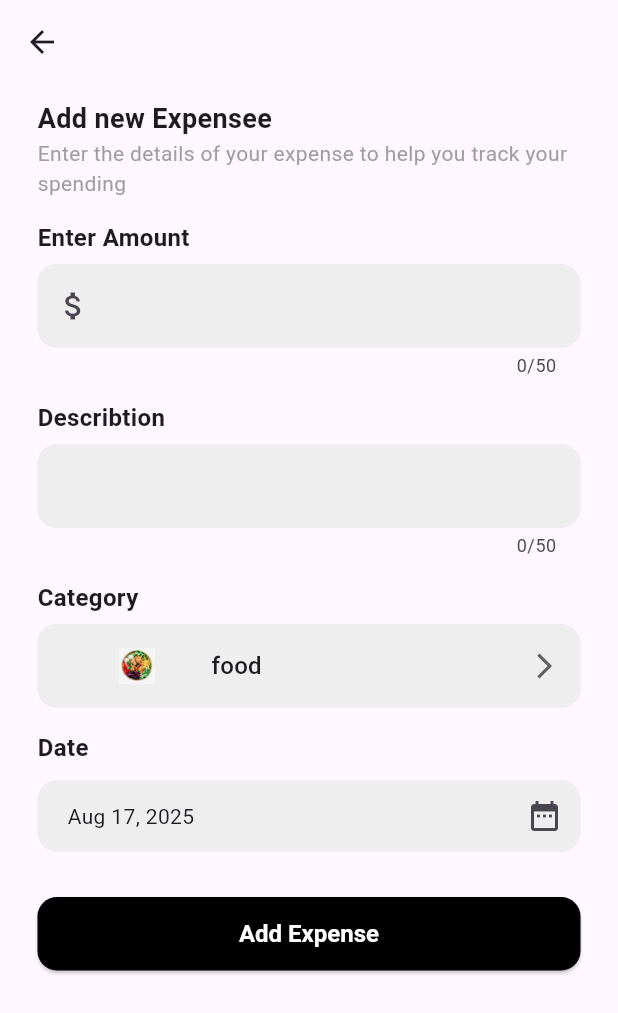
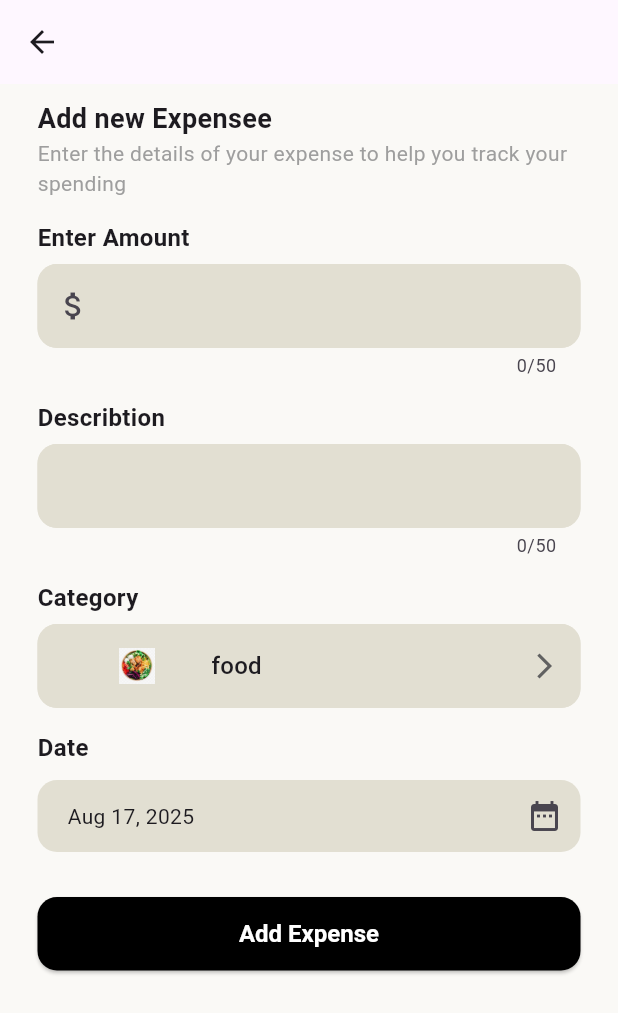
Before and after one commit to nehalElBasel/ExpenseApp, a Flutter app: the screen it shows after launch, after a tap on the "add" icon, on a phone screen of 412 x 824 dp. Shown: the top 1013 px of the screen. Run offline on Flutter 3.47's test engine with Material 3 defaults, Android fonts, the phone set to English and light mode, and no system bars; our stand-ins replace flutter_bloc.

Commit message:
fix colors issue

```diff
--- a/lib/constants/app_colors.dart
+++ b/lib/constants/app_colors.dart
@@ -1,7 +1,14 @@
 import 'package:flutter/material.dart';
 
 class AppCololrs {
-  static const Color formInputFilledColor = Color(
-    0xFFEEEEEE,
-  ); // This is grey.shade200;
+  // static const Color formInputFilledColor = Color(
+  //   0xFFEEEEEE,
+  // ); // This is grey.shade200;
+
+  static const Color formInputFilledColor = Color(0xFFE2DFD2);
+
+  static const Color scafoldBacckgroundColor = Color(0xFFFAF9F6);
+
+  static const homecontainerColor = Colors.black;
+  static final Color? addExpenseSubTitleColor = Colors.grey[700];
 }
--- a/lib/constants/app_styles.dart
+++ b/lib/constants/app_styles.dart
@@ -43,4 +43,15 @@ class AppStyles {
     padding: EdgeInsets.symmetric(vertical: 15),
     shape: RoundedRectangleBorder(borderRadius: BorderRadius.circular(13)),
   );
+
+  static final TextStyle homeCntainerTextStyle = TextStyle(
+    color: AppCololrs.addExpenseSubTitleColor,
+    fontSize: 15,
+  );
+
+  static final TextStyle homeCntainerAmountTextStyle = TextStyle(
+    color: Colors.white,
+    fontSize: 25,
+    fontWeight: FontWeight.bold,
+  );
 }
--- a/lib/main.dart
+++ b/lib/main.dart
@@ -1,3 +1,4 @@
+import 'package:expense_tracker_app/constants/app_colors.dart';
 import 'package:expense_tracker_app/cubit/add_expense_cubit.dart';
 import 'package:expense_tracker_app/cubit/add_expense_states.dart';
 import 'package:expense_tracker_app/cubit/pickup_date_picker_cubit.dart';
@@ -24,6 +25,10 @@ class MyApp extends StatelessWidget {
       ],
       child: MaterialApp(
         title: 'Expense Tracker App',
+        debugShowCheckedModeBanner: false,
+        theme: ThemeData(
+          scaffoldBackgroundColor: AppCololrs.scafoldBacckgroundColor,
+        ),
 
         home: BlocBuilder<AddExpenseCubit, ExpenseStates>(
           builder: (context, state) {
--- a/lib/views/expenses.dart
+++ b/lib/views/expenses.dart
@@ -1,3 +1,5 @@
+import 'package:expense_tracker_app/constants/app_colors.dart';
+import 'package:expense_tracker_app/constants/app_styles.dart';
 import 'package:expense_tracker_app/cubit/add_expense_cubit.dart';
 import 'package:expense_tracker_app/models/expense.dart';
 import 'package:expense_tracker_app/widgets/expenses_list.dart';
@@ -11,7 +13,6 @@ class ExpensesView extends StatelessWidget {
   @override
   Widget build(BuildContext context) {
     return Scaffold(
-      backgroundColor: Color.fromARGB(255, 246, 246, 238),
       appBar: AppBar(
         title: ListTile(
           leading: ClipRRect(
@@ -34,11 +35,7 @@ class ExpensesView extends StatelessWidget {
           ),
         ],
       ),
-      // floatingActionButton: FloatingActionButton.extended(
-      //   label: Text("Add"),
-      //   onPressed: () {},
-      //   icon: Icon(Icons.add),
-      // ),
+
       body: Padding(
         padding: const EdgeInsets.symmetric(vertical: 20, horizontal: 20),
         child: Column(
@@ -48,22 +45,15 @@ class ExpensesView extends StatelessWidget {
               padding: EdgeInsets.all(30),
               // alignment: Alignment.bottomLeft,
               decoration: BoxDecoration(
-                color: Colors.black,
+                color: AppCololrs.homecontainerColor,
                 borderRadius: BorderRadius.circular(20),
               ),
               child: Column(
                 children: [
-                  Text(
-                    "spent for now",
-                    style: TextStyle(color: Colors.grey[700], fontSize: 15),
-                  ),
+                  Text("spent for now", style: AppStyles.homeCntainerTextStyle),
                   Text(
                     "\$ ${BlocProvider.of<AddExpenseCubit>(context).extenseSummation}",
-                    style: TextStyle(
-                      color: Colors.white,
-                      fontSize: 25,
-                      fontWeight: FontWeight.bold,
-                    ),
+                    style: AppStyles.homeCntainerAmountTextStyle,
                   ),
                 ],
               ),
```
